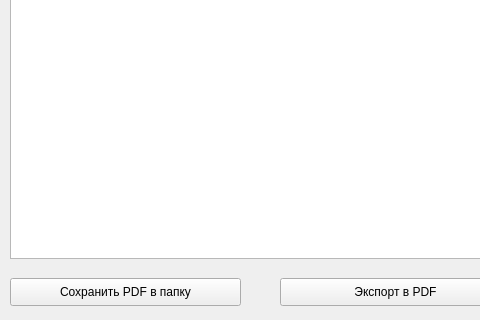
First picture: the form in testing/res/finans.ui, repository ShawaCat/SUBD, before the edit; both pictures show x 0 to 480 and y 482 to 802 of the 789 by 802 pixel window.
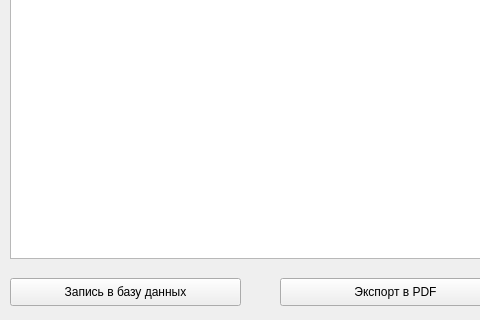
Second picture: the form after the edit.

What changed in the file:
```diff
--- a/testing/res/finans.ui
+++ b/testing/res/finans.ui
@@ -426,7 +426,7 @@
      </rect>
     </property>
     <property name="text">
-     <string>Сохранить PDF в папку</string>
+     <string>Запись в базу данных</string>
     </property>
    </widget>
    <widget class="QPushButton" name="cancel_2">
```
